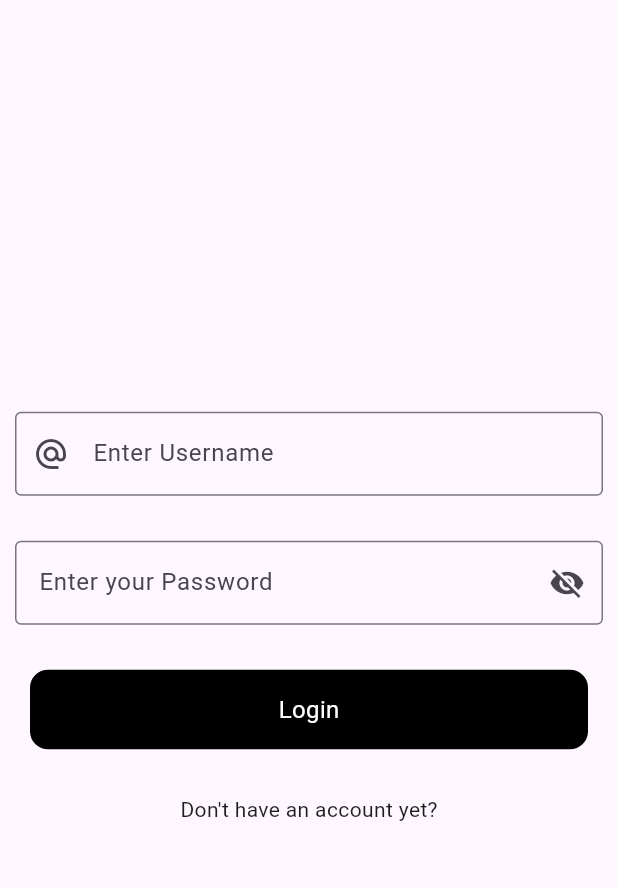
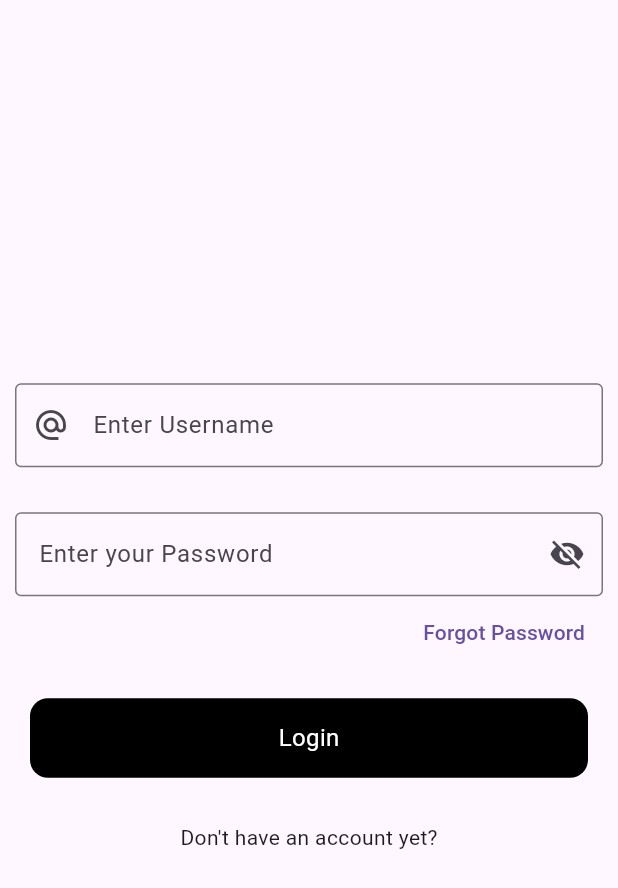
Before and after one commit to atech-01/form_without_backend, a Flutter app: the screen it shows after launch, after a tap on "Already has an account?", on a phone screen of 412 x 824 dp. Shown: the top 888 px of the screen. Run offline on Flutter 3.47's test engine with Material 3 defaults, Android fonts, the light colour scheme and no system bars; network calls fail.

Commit message:
forgot password page

```diff
--- a/lib/main.dart
+++ b/lib/main.dart
@@ -3,6 +3,7 @@ import 'package:forms_validate/pages/bottom_nav_bar.dart';
 import 'package:forms_validate/pages/login.dart';
 // import 'package:forms_validate/pages/profile.dart';
 import 'package:forms_validate/pages/profile/edit_profile.dart';
+import 'package:forms_validate/pages/profile/forgot_password.dart';
 import 'package:forms_validate/pages/profile/security.dart';
 import 'package:forms_validate/pages/profile/sign_out.dart';
 import 'package:forms_validate/pages/profile/transfer.dart';
@@ -36,7 +37,7 @@ class MyApp extends StatelessWidget {
         AppRoutes.editProfile: (context) => EditProfile(),
         AppRoutes.home: (context) => BottomNavBar(),
         AppRoutes.fund: (context) => Fund(),
-        // AppRoutes.profile: (context) => Profile(),
+        AppRoutes.forgotPass: (context) => ForgotPassword(),
         AppRoutes.transfer: (context) => Transfer(),
       },
     );
--- a/lib/pages/home.dart
+++ b/lib/pages/home.dart
@@ -144,7 +144,7 @@ class HomePage extends StatelessWidget {
               ],
             ),
           ),
-          SizedBox(height: 15),
+          SizedBox(height: 25),
           Padding(
             padding: const EdgeInsets.symmetric(horizontal: 12.0),
             child: Text(
@@ -153,6 +153,7 @@ class HomePage extends StatelessWidget {
             ),
           ),
 
+          SizedBox(height: 15),
           Expanded(
             child: ListView.builder(
               padding: EdgeInsets.symmetric(vertical: 6, horizontal: 6),
--- a/lib/pages/login.dart
+++ b/lib/pages/login.dart
@@ -95,6 +95,7 @@ class _LoginPageState extends State<LoginPage> {
                 keyboardType: TextInputType.text,
                 controller: passwordController,
                 obscureText: _obscureText,
+                obscuringCharacter: "*",
                 decoration: InputDecoration(
                   border: OutlineInputBorder(),
                   labelText: "Enter your Password",
@@ -121,7 +122,19 @@ class _LoginPageState extends State<LoginPage> {
                 //   }
                 // },
               ),
-              SizedBox(height: 20),
+              Row(
+                mainAxisAlignment: MainAxisAlignment.end,
+                children: [
+                  TextButton(
+                    onPressed: () {
+                      Navigator.pushNamed(context, AppRoutes.forgotPass);
+                    },
+                    child: Text("Forgot Password"),
+                  ),
+                ],
+              ),
+
+              SizedBox(height: 10),
               GestureDetector(
                 onTap: login,
                 //  () {
--- a/lib/pages/router.dart
+++ b/lib/pages/router.dart
@@ -12,6 +12,6 @@ class AppRoutes {
   static const airtime = '/airtime';
   static const bill = '/bill';
   static const cable = '/cable';
-  // static const profile = '/profile';
+  static const forgotPass = '/forgot_password';
   static const fund = '/fund';
 }
--- a/lib/show_dialog/alert_dialog.dart
+++ b/lib/show_dialog/alert_dialog.dart
@@ -1,12 +1,12 @@
 import 'package:flutter/material.dart';
 
 class CustomDialogs {
-  static void showSuccessDialog(
+  static showSuccessDialog(
     BuildContext context, {
     required String message,
-    VoidCallback? onOkay,
+    Function? onOkay,
   }) {
-    showDialog(
+    return showDialog(
       context: context,
       barrierDismissible: false,
       builder: (BuildContext context) {
@@ -72,10 +72,10 @@ class CustomDialogs {
 }
 
 class CustomDialogs2 {
-  static void showErrorDialog(
+  static showErrorDialog(
     BuildContext context, {
     required String message,
-    VoidCallback? onOkay,
+    Function? onOkay,
   }) {
     showDialog(
       context: context,
```
Also changed, not shown: lib/pages/profile/forgot_password.dart (added, +100 -0 lines).
